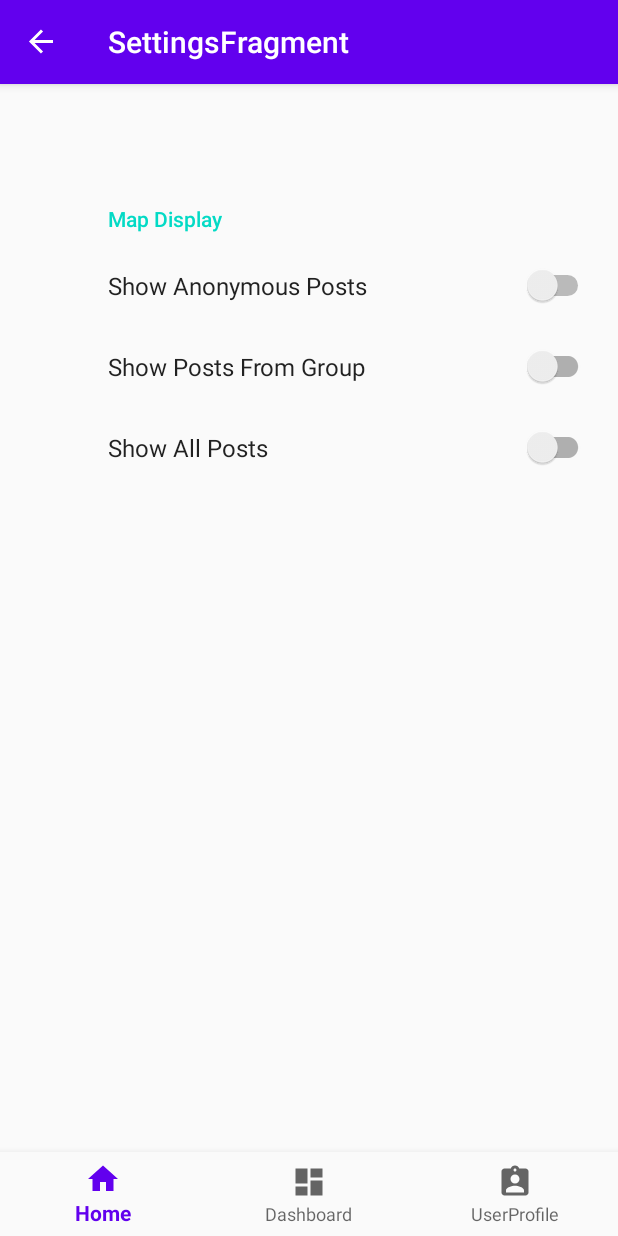
After one commit to Chener-Zhang/Post-It-Social-Media-App, an Android app: the SettingsFragment screen opened through its navigation route, on a phone screen of 412 x 824 dp. The commit adds this screen. Run offline under Robolectric (Android 15) with nearby library versions, the phone set to English and light mode, and no system bars; our stand-ins replace Firebase (no records; nobody signed in at launch, a user with empty details on screens opened directly), androidx.preference, navigation-ui.

Commit message:
*added settings screen --Needs to add more settings --Settings need to save and enable what to display on map --Work with Chener to add flags for database access

```diff
--- a/app/build.gradle
+++ b/app/build.gradle
@@ -42,6 +42,7 @@ dependencies {
     implementation 'com.google.firebase:firebase-database:19.5.1'
     implementation 'androidx.wear:wear:1.0.0'
     implementation 'com.google.android.gms:play-services-maps:17.0.0'
+    implementation 'androidx.preference:preference:1.1.1'
 
 
     testImplementation 'junit:junit:4.12'
--- /dev/null
+++ b/app/src/main/java/edu/temple/project_post_it/ui/UserProfile/SettingsFragment.java
@@ -0,0 +1,15 @@
+package edu.temple.project_post_it.ui.UserProfile;
+
+import android.os.Bundle;
+
+import androidx.preference.PreferenceFragmentCompat;
+
+import edu.temple.project_post_it.R;
+
+public class SettingsFragment extends PreferenceFragmentCompat {
+
+    @Override
+    public void onCreatePreferences(Bundle savedInstanceState, String rootKey) {
+        setPreferencesFromResource(R.xml.root_preferences, rootKey);
+    }
+}
--- a/app/src/main/java/edu/temple/project_post_it/ui/UserProfile/UserProfileFragment.java
+++ b/app/src/main/java/edu/temple/project_post_it/ui/UserProfile/UserProfileFragment.java
@@ -12,6 +12,7 @@ import android.widget.TextView;
 
 import androidx.annotation.NonNull;
 import androidx.fragment.app.Fragment;
+import androidx.navigation.Navigation;
 
 
 import com.google.firebase.auth.FirebaseAuth;
@@ -47,6 +48,7 @@ public class UserProfileFragment extends Fragment {
         //Set the xml element
         sign_out_button = root.findViewById(R.id.logout_button);
         User_UID = root.findViewById(R.id.user_uid);
+        Button settingsButton = root.findViewById(R.id.settings_button);
 
         set_UID();
         sign_out_button.setOnClickListener(new View.OnClickListener() {
@@ -56,6 +58,8 @@ public class UserProfileFragment extends Fragment {
                 main_activity.sign_out();
             }
         });
+
+        settingsButton.setOnClickListener(Navigation.createNavigateOnClickListener(R.id.action_navigation_userprofile_to_settingsFragment, null));
 
         return root;
     }
--- a/app/src/main/res/navigation/mobile_navigation.xml
+++ b/app/src/main/res/navigation/mobile_navigation.xml
@@ -31,7 +31,11 @@
         android:id="@+id/navigation_userprofile"
         android:name="edu.temple.project_post_it.ui.UserProfile.UserProfileFragment"
         android:label="@string/userprofile"
-        tools:layout="@layout/fragment_userprofile" />
+        tools:layout="@layout/fragment_userprofile" >
+        <action
+            android:id="@+id/action_navigation_userprofile_to_settingsFragment"
+            app:destination="@id/settingsFragment" />
+    </fragment>
     <fragment
         android:id="@+id/textPostCreation"
         android:name="edu.temple.project_post_it.ui.home.PostCreationFragment"
@@ -47,4 +51,8 @@
         android:name="edu.temple.project_post_it.ui.home.AudioCreationFragment"
         android:label="fragment_audio_creation"
         tools:layout="@layout/fragment_audio_creation" />
+    <fragment
+        android:id="@+id/settingsFragment"
+        android:name="edu.temple.project_post_it.ui.UserProfile.SettingsFragment"
+        android:label="SettingsFragment" />
 </navigation>
--- a/app/src/main/res/values/strings.xml
+++ b/app/src/main/res/values/strings.xml
@@ -20,4 +20,12 @@
     values-round/strings.xml for round devices.
     -->
     <string name="hello_world">Hello Square World!</string>
+    <!-- Preference Titles -->
+    <string name="map_display">Map Display</string>
+
+    <!-- Map Display Preferences -->
+    <string name="show_group">Show Posts From Group</string>
+    <string name="show_anon">Show Anonymous Posts</string>
+    <string name="show_all">Show All Posts</string>
+
 </resources>
--- /dev/null
+++ b/app/src/main/res/xml/root_preferences.xml
@@ -0,0 +1,23 @@
+<PreferenceScreen xmlns:android="http://schemas.android.com/apk/res/android"
+    xmlns:app="http://schemas.android.com/apk/res-auto">
+
+    <PreferenceCategory app:title="@string/map_display">
+
+        <SwitchPreference
+            android:defaultValue="false"
+            android:key="Anon"
+            android:title="@string/show_anon" />
+
+        <SwitchPreferenceCompat
+            android:id="@+id/enableGroup"
+            app:key="Group"
+            app:title="@string/show_group" />
+
+        <SwitchPreferenceCompat
+            android:id="@+id/enableAll"
+            app:key="attachment"
+            app:title="@string/show_all" />
+
+    </PreferenceCategory>
+
+</PreferenceScreen>
```
Also changed, not shown: app/src/main/res/layout/fragment_userprofile.xml (+17 -4 lines), app/src/main/res/values/arrays.xml (added, +12 -0 lines).
